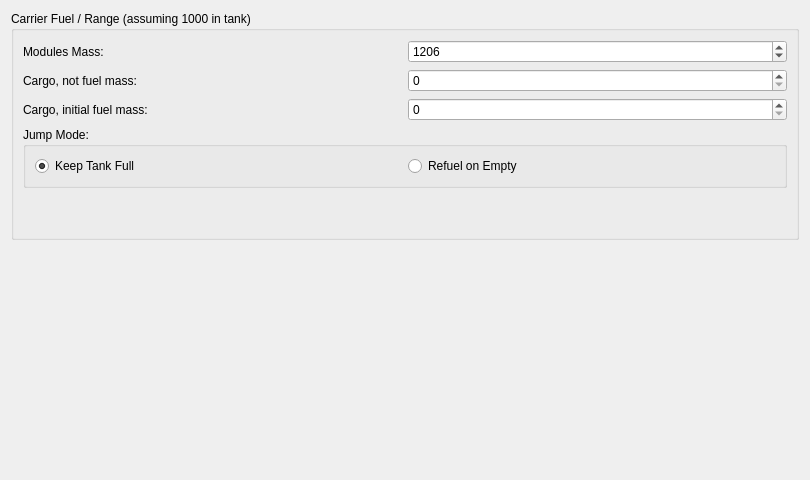
The window that widgets/calcstab.ui (alexzk1/ed_highway) describes before a commit, drawn with Qt 5.
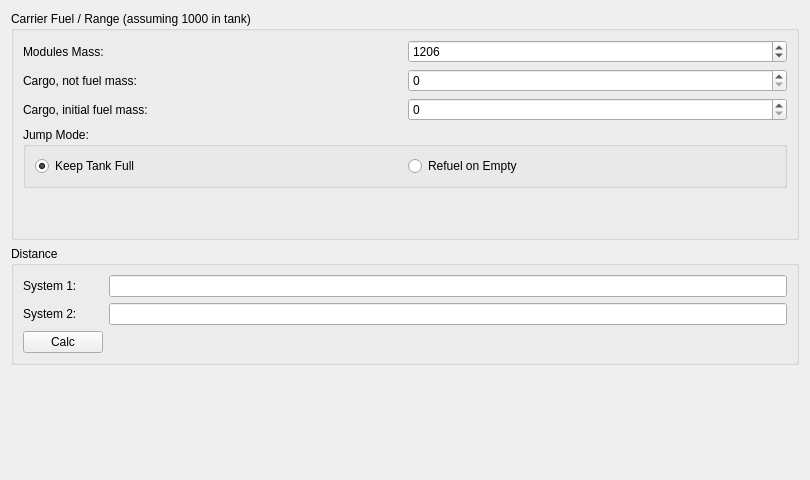
The same window after the commit.

Commit message: added distance between 2 known systems calculation

```diff
--- a/widgets/calcstab.ui
+++ b/widgets/calcstab.ui
@@ -129,6 +129,55 @@
      </layout>
     </widget>
    </item>
+   <item>
+    <widget class="QGroupBox" name="groupBox_3">
+     <property name="title">
+      <string>Distance</string>
+     </property>
+     <layout class="QFormLayout" name="formLayout">
+      <item row="0" column="0">
+       <widget class="QLabel" name="label_4">
+        <property name="text">
+         <string>System 1:</string>
+        </property>
+        <property name="buddy">
+         <cstring>leSys1</cstring>
+        </property>
+       </widget>
+      </item>
+      <item row="1" column="0">
+       <widget class="QLabel" name="label_5">
+        <property name="text">
+         <string>System 2:</string>
+        </property>
+        <property name="buddy">
+         <cstring>leSys2</cstring>
+        </property>
+       </widget>
+      </item>
+      <item row="0" column="1">
+       <widget class="QLineEdit" name="leSys1"/>
+      </item>
+      <item row="1" column="1">
+       <widget class="QLineEdit" name="leSys2"/>
+      </item>
+      <item row="2" column="0">
+       <widget class="QPushButton" name="distCalc">
+        <property name="text">
+         <string>Calc</string>
+        </property>
+       </widget>
+      </item>
+      <item row="2" column="1">
+       <widget class="QLabel" name="lblDistRes">
+        <property name="text">
+         <string/>
+        </property>
+       </widget>
+      </item>
+     </layout>
+    </widget>
+   </item>
    <item>
     <spacer name="verticalSpacer">
      <property name="orientation">
```
The commit also changes 5 other files.
